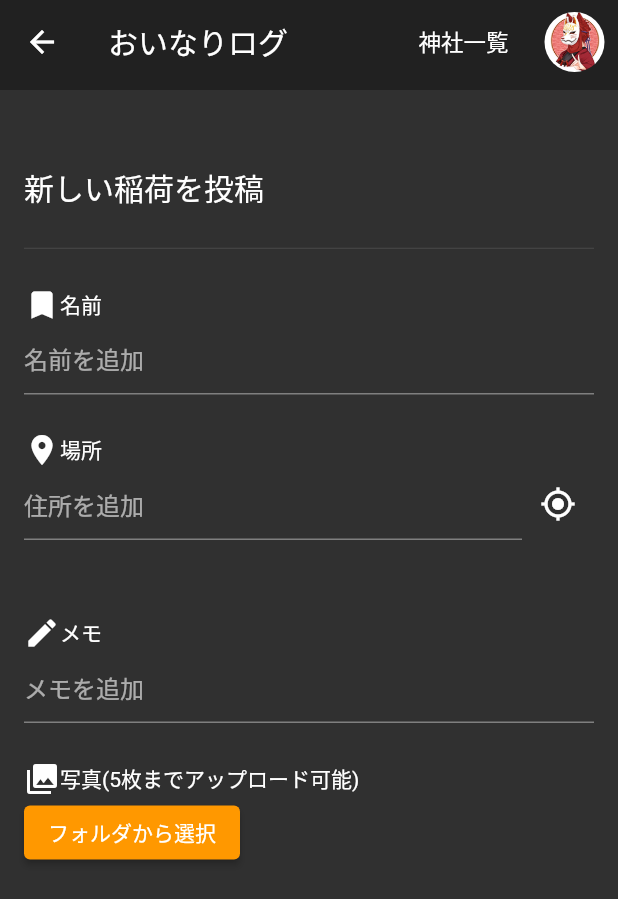
After one commit to igafox/inari-log, a Flutter app: the PostPage screen opened by its route, on a phone screen of 412 x 824 dp. The commit adds this screen. Shown: the top 899 px of the screen. Run offline on Flutter 3.47's test engine with Material 2 defaults, Android fonts, the phone set to English and light mode, and no system bars; our stand-ins replace flutter_hooks, geocoding, google_maps_flutter, hooks_riverpod; missing offline and left inert: dart:js, image_picker_web; Roboto replaces fonts that are missing (NotoSansJP-Bold, NotoSansJP-Regular).

Commit message:
add 投稿画面モック作成

```diff
--- a/lib/app.dart
+++ b/lib/app.dart
@@ -3,6 +3,7 @@ import 'package:flutter/material.dart';
 import 'package:flutter_hooks/flutter_hooks.dart';
 import 'package:inari_log/constant.dart';
 import 'package:inari_log/ui/detail/detail_page.dart';
+import 'package:inari_log/ui/post/post_page.dart';
 
 import 'ui/top/top_page.dart';
 
@@ -20,7 +21,8 @@ class MyApp extends HookWidget {
       initialRoute: "/",
       routes: {
         '/':(_) => new TopPage(),
-        '/detail':(_) => new DetailPage()
+        '/post':(_) => new DetailPage(),
+        '/post/create':(_) => new PostPage()
       },
     );
   }
--- /dev/null
+++ b/lib/ui/post/post_page.dart
@@ -0,0 +1,217 @@
+import 'dart:typed_data';
+
+import 'package:flutter/foundation.dart';
+import 'package:flutter/gestures.dart';
+import 'package:flutter/material.dart';
+import 'package:flutter_hooks/flutter_hooks.dart';
+import 'package:hooks_riverpod/hooks_riverpod.dart';
+import 'package:image_picker_web/image_picker_web.dart';
+import 'package:inari_log/constant.dart';
+import 'package:inari_log/responsive.dart';
+import 'package:inari_log/ui/post/post_view_model.dart';
+import 'package:inari_log/ui/widget/circle_image.dart';
+import 'package:google_maps_flutter/google_maps_flutter.dart';
+
+enum Menu {
+  MY_PAGE,
+  EDIT_PROFILE,
+  LOGOUT,
+}
+
+class PostPage extends HookWidget {
+  @override
+  Widget build(BuildContext context) {
+    print("build");
+    final viewModel = useProvider(postViewModelProvider);
+
+    //住所フォーム上書き
+    final adressTextController = TextEditingController();
+    adressTextController.value = adressTextController.value.copyWith(
+      text: viewModel.address,
+    );
+
+    return Scaffold(
+        appBar: PreferredSize(
+          preferredSize: Size.fromHeight(60),
+          child: AppBar(
+            elevation: 0,
+            title: Text('おいなりログ'),
+            actions: [
+              TextButton(
+                  onPressed: () {},
+                  style: ButtonStyle(
+                      padding: MaterialStateProperty.all(
+                          EdgeInsets.only(left: 15, right: 15))),
+                  child: Text(
+                    '神社一覧',
+                    style: TextStyle(fontSize: 15, color: Colors.white),
+                  )),
+              PopupMenuButton<Menu>(
+                itemBuilder: (context) {
+                  var list = <PopupMenuEntry<Menu>>[
+                    PopupMenuItem(
+                      child: Text("マイページ"),
+                      value: Menu.MY_PAGE,
+                    ),
+                    PopupMenuItem(
+                      child: Text("プロフィール編集"),
+                      value: Menu.EDIT_PROFILE,
+                    ),
+                    PopupMenuItem(
+                      child: Text("ログアウト"),
+                      value: Menu.LOGOUT,
+                    )
+                  ];
+                  return list;
+                },
+                icon: CircleImage(
+                  assetImage: AssetImage("images/icon.png"),
+                  size: 42,
+                ),
+                iconSize: 42,
+              ),
+            ],
+          ),
+        ),
+        body: SingleChildScrollView(
+            child: Container(
+                alignment: Alignment.center,
+                child: Container(
+                    padding: EdgeInsets.only(top: 50, left: 16, right: 16),
+                    constraints: BoxConstraints(minWidth: 100, maxWidth: 800),
+                    child: Column(
+                        crossAxisAlignment: CrossAxisAlignment.start,
+                        mainAxisAlignment: MainAxisAlignment.start,
+                        children: [
+                          Text(
+                            "新しい稲荷を投稿",
+                            style: TextStyle(
+                                fontSize: 20,
+                                fontFamily: FontFamily.NOTOSANS_BOLD),
+                          ),
+                          SizedBox(
+                            height: 25,
+                          ),
+                          Divider(
+                            height: 1,
+                          ),
+                          SizedBox(
+                            height: 25,
+                          ),
+                          Row(
+                            children: [Icon(Icons.bookmark), Text("名前")],
+                          ),
+                          TextField(
+                            decoration: InputDecoration(
+                              hintText: "名前を追加",
+                            ),
+                          ),
+                          SizedBox(
+                            height: 25,
+                          ),
+                          Row(
+                            children: [Icon(Icons.place), Text("場所")],
+                          ),
+                          Row(
+                            children: [
+                              Flexible(
+                                  child: TextField(
+                                decoration: InputDecoration(hintText: "住所を追加"),
+                                controller: adressTextController,
+                                onSubmitted: (text) {
+                                  viewModel.changeAddress(text);
+                                },
+                              )),
+                              IconButton(
+                                icon: Icon(Icons.my_location),
+                                onPressed: () {},
+                              )
+                            ],
+                          ),
+                          SizedBox(
+                            height: 25,
+                          ),
+                          // Container(
+                          //   height: 300,
+                          //   width: double.infinity,
+                          //   child: AbsorbPointer(
+                          //     absorbing: true,child:GoogleMap(
+                          //       gestureRecognizers: {
+                          //         Factory<OneSequenceGestureRecognizer>(() => ScaleGestureRecognizer()),
+                          //       },
+                          //     initialCameraPosition: CameraPosition(
+                          //         target: viewModel.location, zoom: 17),
+                          //     myLocationButtonEnabled: true,
+                          //
+                          //     onTap: (latLng) {
+                          //       viewModel.changeLocation(latLng);
+                          //     },
+                          //     markers: viewModel.marker,
+                          //   ),
+                          // )),
+                          SizedBox(
+                            height: 25,
+                          ),
+                          Row(
+                            children: [Icon(Icons.edit), Text("メモ")],
+                          ),
+                          TextField(
+                            keyboardType: TextInputType.multiline,
+                            maxLines: null,
+                            decoration: InputDecoration(hintText: "メモを追加"),
+                          ),
+                          SizedBox(
+                            height: 25,
+                          ),
+                          Row(
+                            children: [
+                              Icon(Icons.photo_library),
+                              Text("写真(5枚までアップロード可能)"),
+                              SizedBox(
+                                width: 15,
+                              ),
+                            ],
+                          ),ElevatedButton(
+                            child: const Text("フォルダから選択"),
+                            style: ElevatedButton.styleFrom(
+                              primary: Colors.orange,
+                              onPrimary: Colors.white,
+                            ),
+                            onPressed: () async {
+                              final fromPicker =
+                              await ImagePickerWeb.getMultiImages(
+                                  outputType: ImageType.bytes)
+                              as List<Uint8List>;
+                              print(fromPicker.length.toString());
+                              viewModel.addUploadImage(fromPicker);
+                            },
+                          ),
+                          SizedBox(
+                            height: 25,
+                          ),
+                          GridView.count(
+                              physics: NeverScrollableScrollPhysics(),
+                              childAspectRatio: Responsive.value(
+                                  context: context,
+                                  desktop: 4 / 3,
+                                  tablet: 4 / 3,
+                                  mobile: 4 / 3),
+                              crossAxisCount: Responsive.value(
+                                      context: context,
+                                      desktop: 3,
+                                      tablet: 3,
+                                      mobile: 2)
+                                  .toInt(),
+                              mainAxisSpacing: 15,
+                              crossAxisSpacing: 15,
+                              shrinkWrap: true,
+                              children:
+                                  _buildUploadImages(viewModel.imagePaths))
+                        ])))));
+  }
+
+  List<Widget> _buildUploadImages(List<Uint8List> imagePaths) {
+    final images = imagePaths.map((image) => Image.memory(image)).toList();
+    return images;
+  }
+}
```
Also changed, not shown: lib/ui/post/post_view_model.dart (added, +71 -0 lines), lib/ui/top/top_page.dart (+9 -3 lines), pubspec.yaml (+8 -0 lines), images/manzou.jpg, images/ouji.jpg, images/sessyouseki.jpg, images/takayasiki.jpg, images/tenei.jpg, images/torii.jpg, pubspec.lock, 3 other files.
